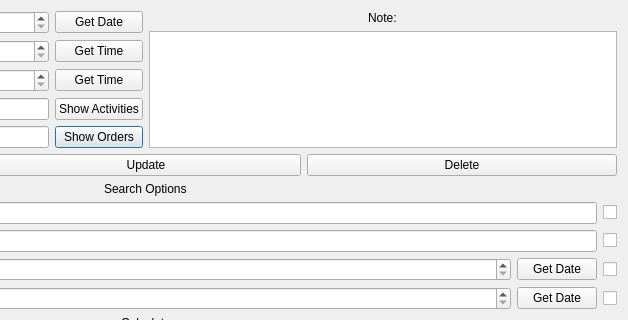
Before: the Qt Designer form UI_RAW/Log.ui in GreenBeanio/Kimberly-s-Delicious-Dozen-Tracker, drawn with Qt 5; both pictures show x 336 to 964 and y 0 to 320 of the 964 by 764 pixel window.
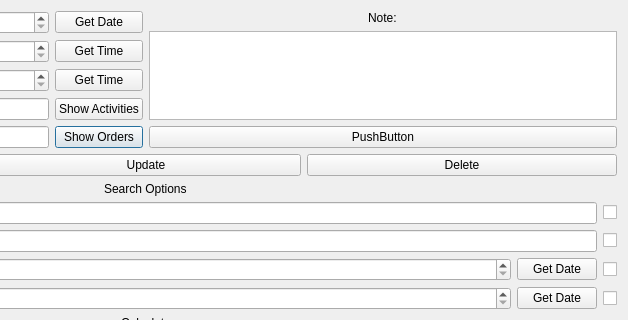
After: the same form once the commit is applied.

Commit message: First form with searches!

```diff
--- a/UI_RAW/Log.ui
+++ b/UI_RAW/Log.ui
@@ -136,6 +136,13 @@
          <item>
           <widget class="QTextEdit" name="NoteBox"/>
          </item>
+         <item>
+          <widget class="QPushButton" name="Reload">
+           <property name="text">
+            <string>PushButton</string>
+           </property>
+          </widget>
+         </item>
         </layout>
        </item>
       </layout>
```
The commit also changes 2 other files.
